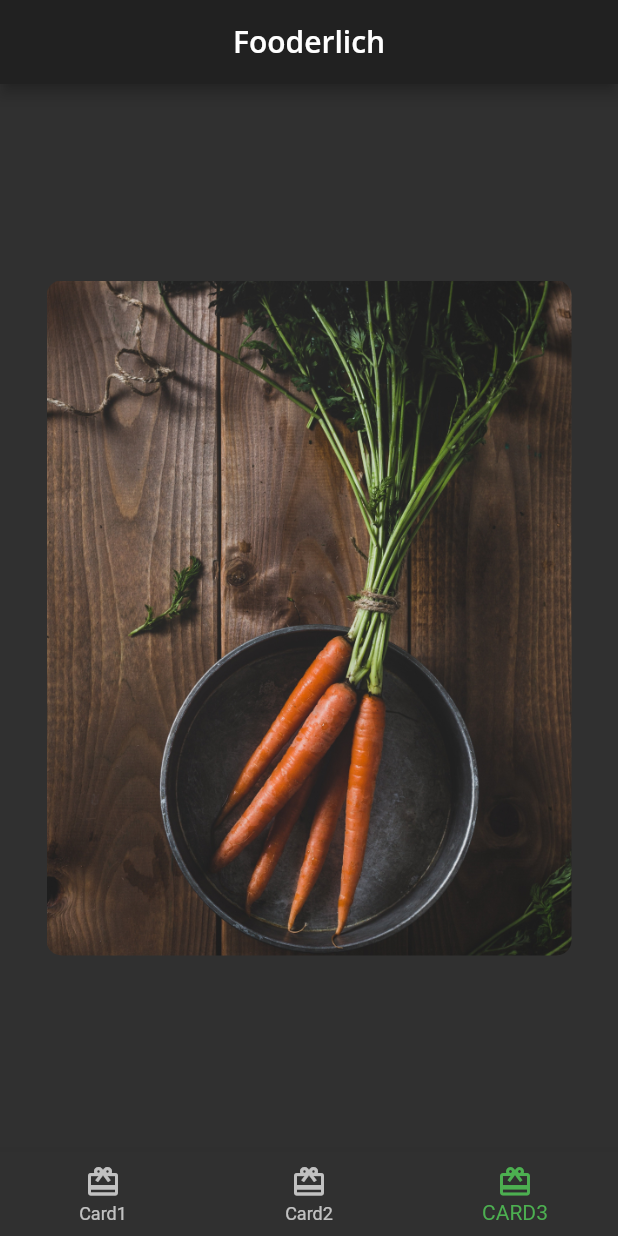
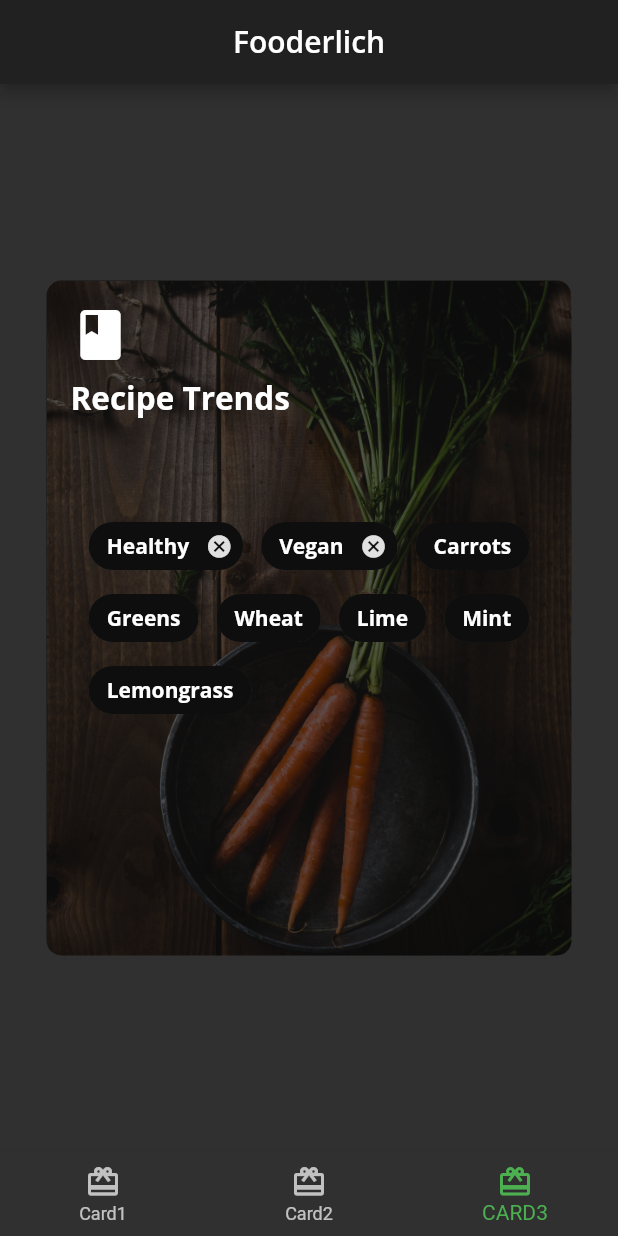
Before and after one commit to Njuguna-JohnBrian/Flutter-Foodelich-App, a Flutter app: the screen it shows after launch, item 3 of the bottom bar chosen, on a phone screen of 412 x 824 dp. Run offline on Flutter 3.47's test engine with Material 2 defaults, Android fonts, the phone set to English and light mode, and no system bars; our stand-ins replace google_fonts.

Commit message:
Add Card 3

```diff
--- a/lib/card3.dart
+++ b/lib/card3.dart
@@ -27,9 +27,125 @@ class Card3 extends StatelessWidget {
           ),
           child: Stack(
             children: [
-              // todo5: add overlay boxdecoration
-              // todo6: add container, columns, icon, text
-              // todo7: add center widget with chip widget children
+              Container(
+                decoration: BoxDecoration(
+                  color: Colors.black.withOpacity(0.6),
+                  borderRadius: const BorderRadius.all(
+                    Radius.circular(
+                      10.0,
+                    ),
+                  ),
+                ),
+              ),
+              Container(
+                padding: const EdgeInsets.all(16),
+                child: Column(
+                  crossAxisAlignment: CrossAxisAlignment.start,
+                  children: [
+                    const Icon(
+                      Icons.book,
+                      color: Colors.white,
+                      size: 40,
+                    ),
+                    const SizedBox(
+                      height: 8,
+                    ),
+                    Text(
+                      'Recipe Trends',
+                      style: FooderlichTheme.darkTextTheme.headline2,
+                    ),
+                    const SizedBox(
+                      height: 30,
+                    )
+                  ],
+                ),
+              ),
+              Center(
+                child: Wrap(
+                  alignment: WrapAlignment.start,
+                  spacing: 12,
+                  children: [
+                    Chip(
+                      label: Text(
+                        'Healthy',
+                        style: FooderlichTheme.darkTextTheme.bodyText1,
+                      ),
+                      backgroundColor: Colors.black.withOpacity(
+                        0.7,
+                      ),
+                      onDeleted: () {
+                        print('Deleted');
+                      },
+                    ),
+                    Chip(
+                      label: Text(
+                        'Vegan',
+                        style: FooderlichTheme.darkTextTheme.bodyText1,
+                      ),
+                      backgroundColor: Colors.black.withOpacity(
+                        0.7,
+                      ),
+                      onDeleted: () {
+                        print('Deleted');
+                      },
+                    ),
+                    Chip(
+                      label: Text(
+                        'Carrots',
+                        style: FooderlichTheme.darkTextTheme.bodyText1,
+                      ),
+                      backgroundColor: Colors.black.withOpacity(
+                        0.7,
+                      ),
+                    ),
+                    Chip(
+                      label: Text(
+                        'Greens',
+                        style: FooderlichTheme.darkTextTheme.bodyText1,
+                      ),
+                      backgroundColor: Colors.black.withOpacity(
+                        0.7,
+                      ),
+                    ),
+                    Chip(
+                      label: Text(
+                        'Wheat',
+                        style: FooderlichTheme.darkTextTheme.bodyText1,
+                      ),
+                      backgroundColor: Colors.black.withOpacity(
+                        0.7,
+                      ),
+                    ),
+                    Chip(
+                      label: Text(
+                        'Lime',
+                        style: FooderlichTheme.darkTextTheme.bodyText1,
+                      ),
+                      backgroundColor: Colors.black.withOpacity(
+                        0.7,
+                      ),
+                    ),
+                    Chip(
+                      label: Text(
+                        'Mint',
+                        style: FooderlichTheme.darkTextTheme.bodyText1,
+                      ),
+                      backgroundColor: Colors.black.withOpacity(
+                        0.7,
+                      ),
+                    ),
+                    Chip(
+                      label: Text(
+                        'Lemongrass',
+                        style: FooderlichTheme.darkTextTheme.bodyText1,
+                      ),
+                      backgroundColor: Colors.black.withOpacity(
+                        0.7,
+                      ),
+                    ),
+                  ],
+                ),
+              )
             ],
           )),
     );
--- a/lib/home.dart
+++ b/lib/home.dart
@@ -1,9 +1,9 @@
 import 'package:flutter/material.dart';
-import 'package:fooderlich/card3.dart';
 import 'card1.dart';
 import 'card2.dart';
+import 'card3.dart';
 
-// 1
+
 class Home extends StatefulWidget {
   Home({Key? key}) : super(key: key);
 
@@ -18,6 +18,7 @@ class _HomeState extends State<Home> {
     const Card1(),
     const Card2(),
     const Card3()
+
   ];
 
   void _onItemTapped(int index) {
```
